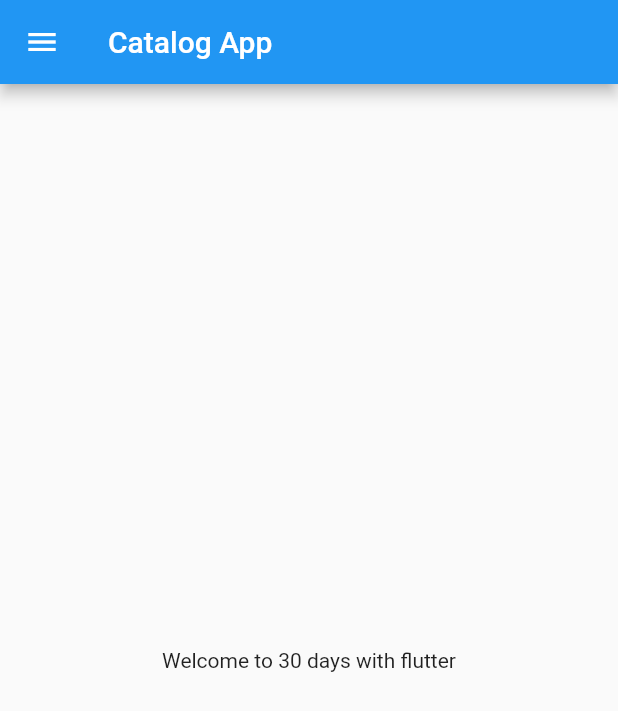
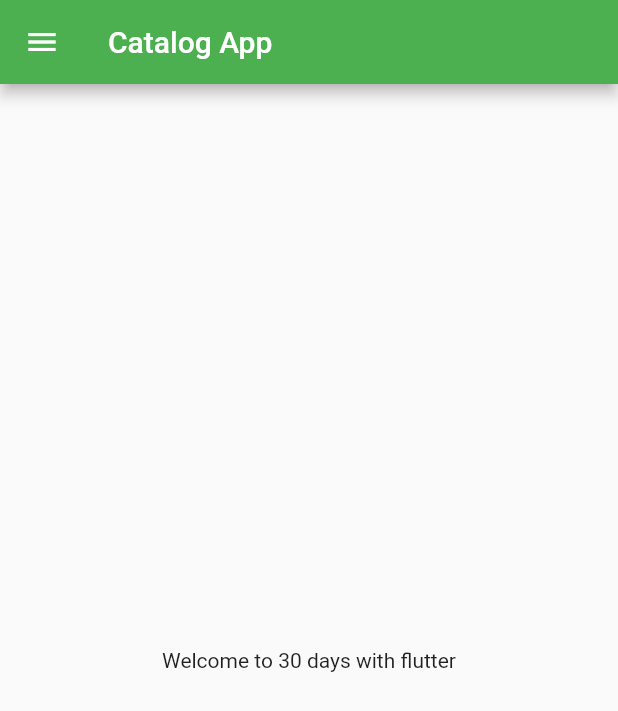
Before and after one commit to karanmalh99/FlutterApp, a Flutter app: the screen it shows after launch, on a phone screen of 412 x 824 dp. Shown: the top 711 px of the screen. Run offline on Flutter 3.47's test engine with Material 2 defaults, Android fonts, the phone set to English and light mode, and no system bars.

Commit message:
Day 3 completed

```diff
--- a/lib/main.dart
+++ b/lib/main.dart
@@ -1,5 +1,6 @@
 import 'package:flutter/material.dart';
-import 'package:flutter_application_1/home_page.dart';
+import 'package:flutter_application_1/Pages/home_page.dart';
+import 'package:flutter_application_1/Pages/login_page.dart';
 
 void main() {
   runApp(MyApp());
@@ -11,7 +12,15 @@ class MyApp extends StatelessWidget {
   @override
   Widget build(BuildContext context) {
     return MaterialApp(
-      home: HomePage(),
+      // home: HomePage(),
+      themeMode: ThemeMode.light,
+      theme: ThemeData(primarySwatch: Colors.green),
+      darkTheme: ThemeData(brightness: Brightness.dark),
+      initialRoute: "/home",
+      routes: {
+        "/": (context) => LoginPage(),
+        "/home": (context) => HomePage(),
+      },
     );
   }
 }
```
Also changed, not shown: lib/Pages/login_page.dart (added, +19 -0 lines), lib/Pages/home_page.dart (renamed from lib/home_page.dart).
